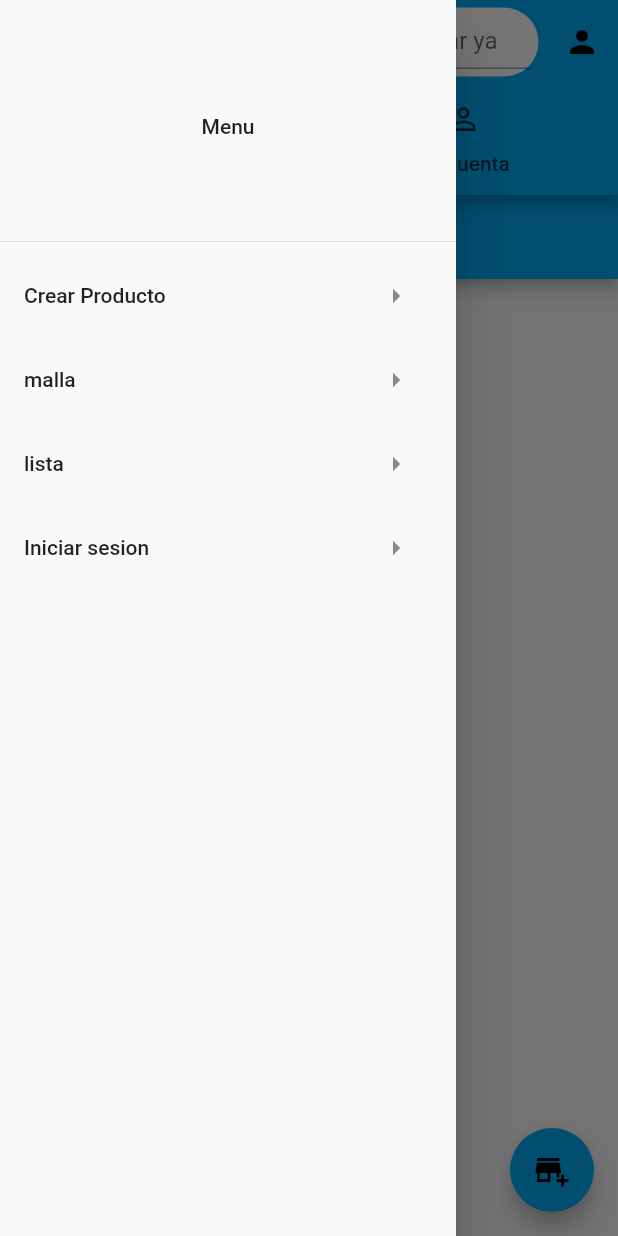
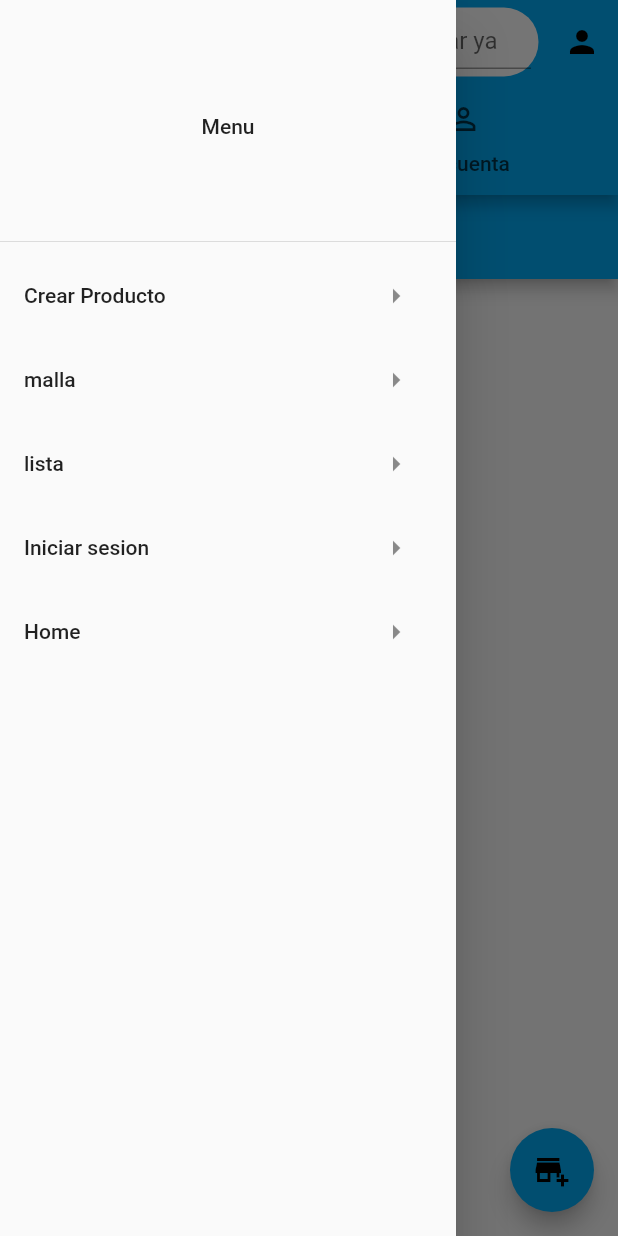
Before and after one commit to josezeballos/mi_catalogo_w, a Flutter app: the screen it shows after launch, with the side drawer open, on a phone screen of 412 x 824 dp. Run offline on Flutter 3.47's test engine with Material 2 defaults, Android fonts, the phone set to English and light mode, and no system bars; our stand-ins replace firebase_auth, firebase_core, firebase_database, firebase_storage, flutter_secure_storage, image_picker; accounts and stored records are empty.

Commit message:
corregido lo del storage y malla funcional, detalles productos en proceso

```diff
--- a/lib/vistas/malla_vista.dart
+++ b/lib/vistas/malla_vista.dart
@@ -1,6 +1,8 @@
 import 'package:firebase_database/firebase_database.dart';
 import 'package:flutter/material.dart';
+import 'package:flutter_secure_storage/flutter_secure_storage.dart';
 import 'package:mi_catalogo_w/modelo/producto_catalogo_modelo.dart';
+import 'package:mi_catalogo_w/vistas/detalles_producto_vista.dart';
 import 'package:mi_catalogo_w/vistas/widgets/menu_widget.dart';
 
 import 'lista_producto_vista.dart';
@@ -27,11 +29,12 @@ class _MallaVistaState extends State<MallaVista> {
   );
   int _selecteIndex = 0;
 
+
+  listenProduct() async {
+  final uid = await FlutterSecureStorage().read(key: 'uid'); //captura el uid del usuario desde el dispositivo
+
   // final FirebaseDatabase database = FirebaseDatabase.instance;
-
-  DatabaseReference starCountRef = FirebaseDatabase.instance.ref('productos');
-
-  listenProduct() {
+  DatabaseReference starCountRef = FirebaseDatabase.instance.ref('miCatalogo/$uid');
     starCountRef.onValue.listen((DatabaseEvent event) {
       final data = event.snapshot.value as Map;
       producto.clear();
@@ -101,7 +104,13 @@ class _MallaVistaState extends State<MallaVista> {
                   mainAxisSpacing: 10),
               itemCount: producto.length,
               itemBuilder: (context, index) {
-                return Container(
+                return GestureDetector( //widget para reconocer gestos de las pantallas
+                  onTap: () {
+
+                    Navigator.pushNamed(context, DetallesProductoVista().routName, arguments: producto[index]);
+
+                  },
+                  child: Container(
                     alignment: Alignment.center,
                     decoration: BoxDecoration(
                         color: Colors.black12,
@@ -114,6 +123,7 @@ class _MallaVistaState extends State<MallaVista> {
                         Text('${producto[index].precio}'),
                       ],
                     ),
+                  ),
                 );
               },
             ),
--- a/lib/vistas/nuevo_producto_vista.dart
+++ b/lib/vistas/nuevo_producto_vista.dart
@@ -79,7 +79,7 @@ class _NuevoProductoVistaState extends State<NuevoProductoVista> {
 
                       //carga el archivo en firebase
                       await rutaRef.child(image!.name).putFile(File(image!.path));
-                      final img=await rutaRef.getDownloadURL();
+                      final img=await rutaRef.child(image!.name).getDownloadURL();
                       print('*////-------///////////////////${img}');
 
                       await ProductoCatalogoModelo(
--- a/lib/vistas/widgets/menu_widget.dart
+++ b/lib/vistas/widgets/menu_widget.dart
@@ -1,4 +1,5 @@
 import 'package:flutter/material.dart';
+import 'package:mi_catalogo_w/vistas/home_vista.dart';
 import 'package:mi_catalogo_w/vistas/lista_producto_vista.dart';
 import 'package:mi_catalogo_w/vistas/nuevo_producto_vista.dart';
 import 'package:mi_catalogo_w/vistas/usuarios/iniciar_con_telefono_vista.dart';
@@ -52,8 +53,19 @@ class MenuWidget extends StatelessWidget {
                 icon: const Icon(Icons.arrow_right),
                 onPressed: () => Navigator.pushReplacementNamed(context,
                     IniciarConTelefonoVista().routName),
+
               ),
-            )
+            ),
+            ListTile(
+              title: const Text('Home'),
+              trailing: IconButton(
+                icon: const Icon(Icons.arrow_right),
+                onPressed: () => Navigator.pushReplacementNamed(context,
+                    HomeVista().routName),
+
+              ),
+            ),
+
           ],
         )),
       ],
```
Also changed, not shown: lib/vistas/detalles_producto_vista.dart (+6 -1 lines). Lines whose indentation alone changed are shown as unchanged.
